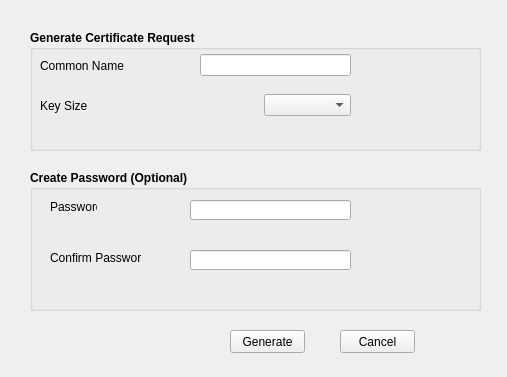
Qt form gencsr.ui (stacywaturi/Design1) before a commit.
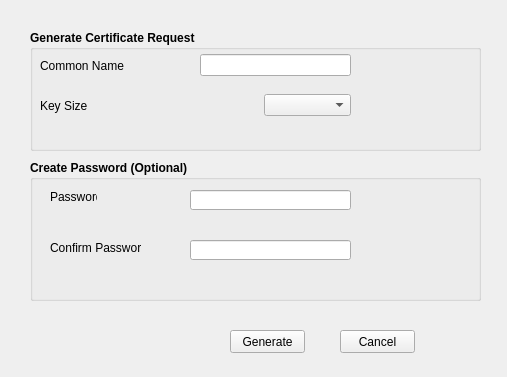
The same form after that commit.

What changed in the file:
```diff
--- a/gencsr.ui
+++ b/gencsr.ui
@@ -174,7 +174,7 @@
    <property name="geometry">
     <rect>
      <x>30</x>
-     <y>170</y>
+     <y>160</y>
      <width>451</width>
      <height>141</height>
     </rect>
```
